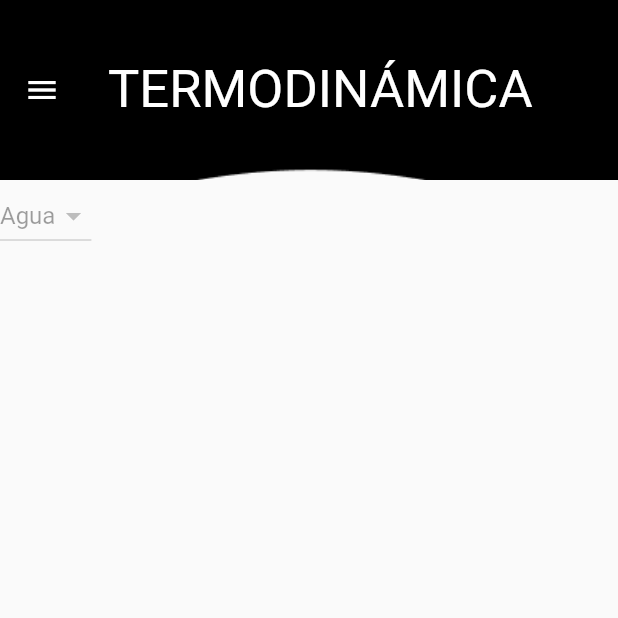
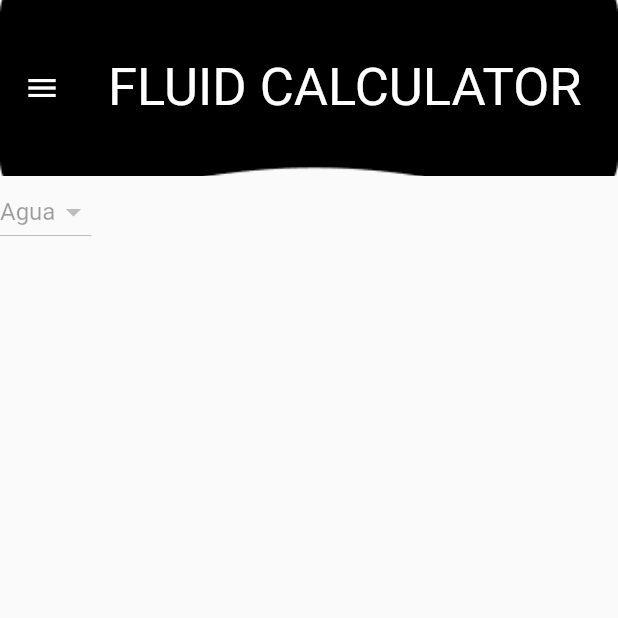
Before and after one commit to ingenierorave/Aplicacion-Termodinamica, a Flutter app: the screen it shows after launch, on a phone screen of 412 x 824 dp, the top half of it. Run offline on Flutter 3.47's test engine with Material 2 defaults, Android fonts, the phone set to English and light mode, and no system bars; our stand-ins replace google_fonts.

Commit message:
Correccion de banner

```diff
--- a/aplicacion/lib/src/pages/home_page.dart
+++ b/aplicacion/lib/src/pages/home_page.dart
@@ -9,12 +9,12 @@ class HomePage extends StatelessWidget {
       appBar: AppBar(
         shadowColor: Colors.transparent,
         backgroundColor: Colors.transparent,
-        toolbarHeight: 120,
+        toolbarHeight: 117,
         titleTextStyle: const TextStyle(
           fontSize: 28,
         ),
         title: Text(
-          "TERMODINÁMICA",
+          "FLUID CALCULATOR",
           style: GoogleFonts.squadaOne(fontSize: 35),
         ),
         centerTitle: true,
```
Also changed, not shown: aplicacion/assets/barra.png.
